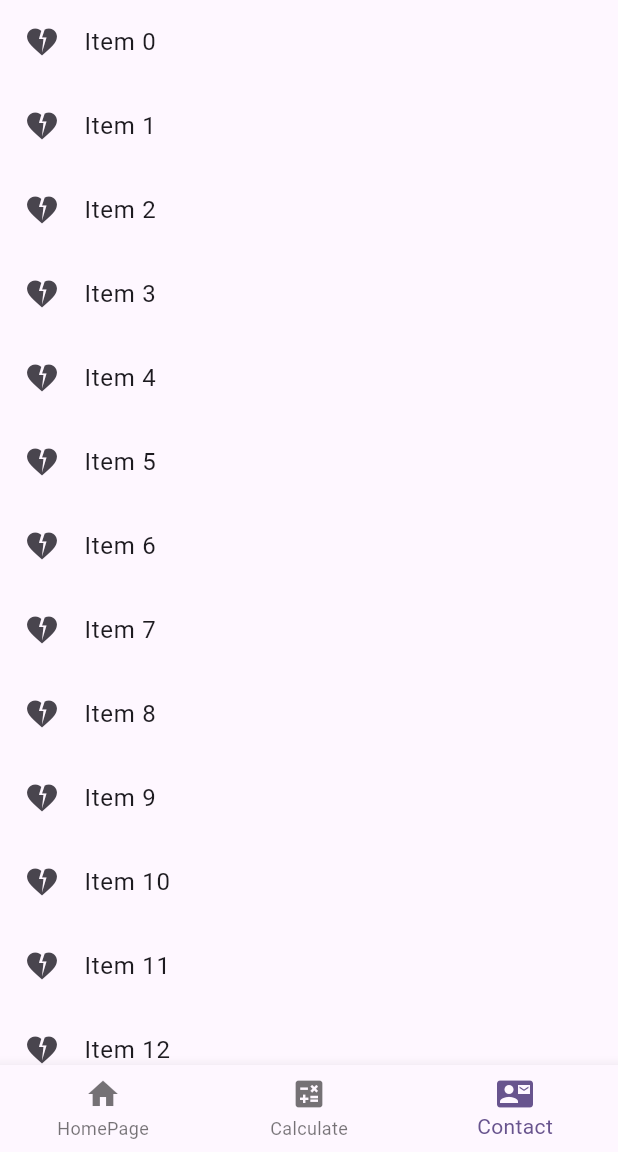
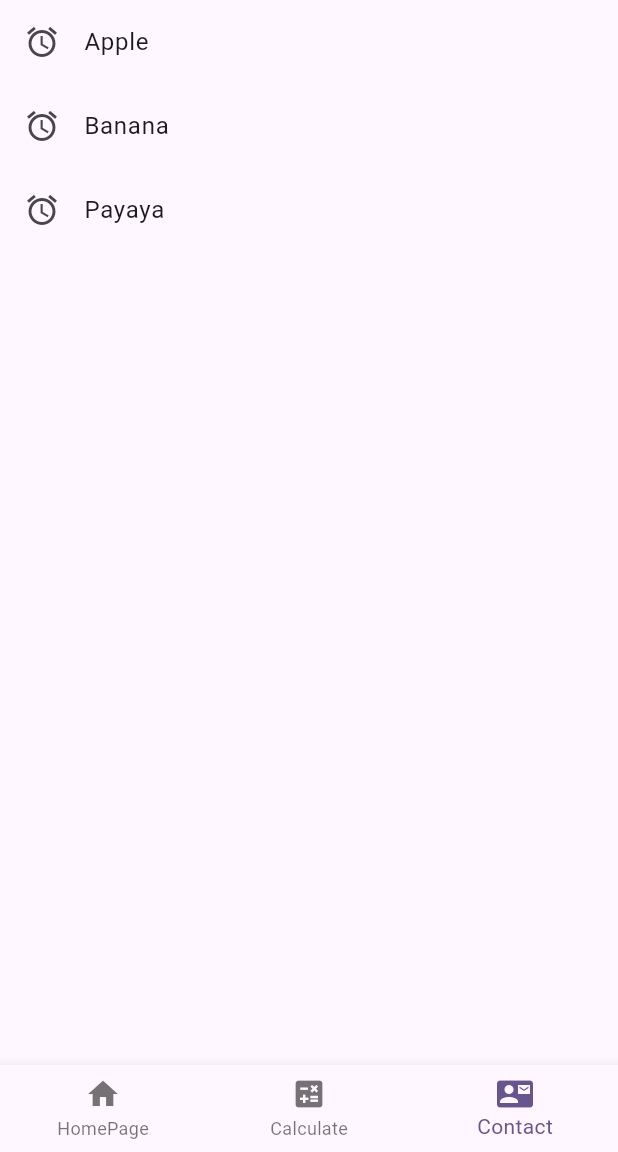
Before and after one commit to minthantko17/953464_firstapp, a Flutter app: the screen it shows after launch, item 3 of the bottom bar chosen, on a phone screen of 412 x 824 dp, the part 84-1236 px from its top. Run offline on Flutter 3.47's test engine with Material 3 defaults, Android fonts, the phone set to English and light mode, and no system bars; network calls fail.

Commit message:
add on tap function in contact, but with error

```diff
--- a/lib/pages/contact.dart
+++ b/lib/pages/contact.dart
@@ -1,3 +1,4 @@
+import 'package:firstapp/pages/calc.dart';
 import 'package:flutter/material.dart';
 
 class ContactPage extends StatefulWidget {
@@ -9,16 +10,23 @@ class ContactPage extends StatefulWidget {
 
 class _ContactPageState extends State<ContactPage> {
   final items = List<String>.generate(1000, (i) => "Item $i");
+  List mydata = ['Apple', 'Banana', 'Payaya'];
   @override
   Widget build(BuildContext context) {
     return ListView.builder(
       itemBuilder: (context, index) {
         return ListTile(
-          onTap: () {},
-          leading: Icon(Icons.heart_broken),
-          title: Text(items[index]),
+          onTap: () {
+            Navigator.push(
+              context,
+              MaterialPageRoute(builder: (context) => const CalculatePage()),
+            );
+          },
+          leading: Icon(Icons.access_alarm_outlined),
+          title: Text(mydata[index]),
         );
       },
+      itemCount: mydata.length,
     );
   }
 }
```
